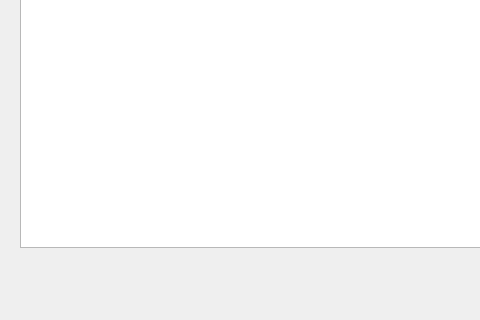
Above: ctripui/mainn.ui from imagecser/hotelManage before the change; both pictures show x 0 to 480 and y 133 to 453 of the 706 by 453 pixel window. Below: the same form after it.
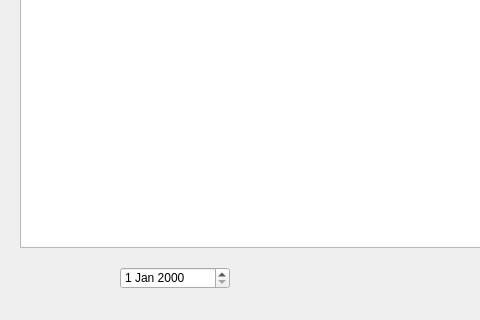
That is the form after the change.

What changed in the file:
```diff
--- a/ctripui/mainn.ui
+++ b/ctripui/mainn.ui
@@ -61,6 +61,16 @@
     <string>save</string>
    </property>
   </widget>
+  <widget class="QDateEdit" name="dateEdit">
+   <property name="geometry">
+    <rect>
+     <x>120</x>
+     <y>400</y>
+     <width>110</width>
+     <height>22</height>
+    </rect>
+   </property>
+  </widget>
  </widget>
  <resources/>
  <connections/>
```
